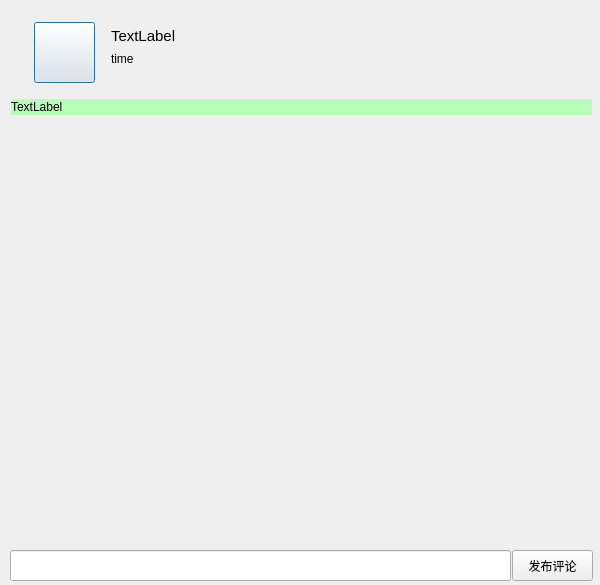
dreamxian4/wolfhuman, file werewolf/commentdialog.ui: the form before one commit.
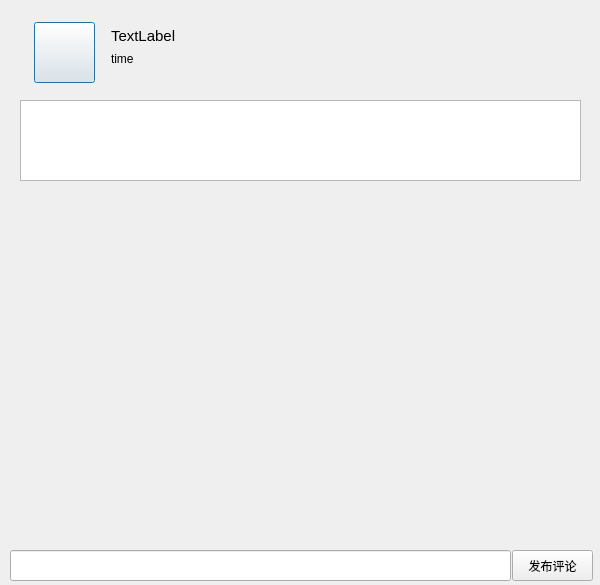
The form after the commit.

```diff
--- a/werewolf/commentdialog.ui
+++ b/werewolf/commentdialog.ui
@@ -10,25 +10,21 @@
     <height>585</height>
    </rect>
   </property>
+  <property name="minimumSize">
+   <size>
+    <width>600</width>
+    <height>585</height>
+   </size>
+  </property>
+  <property name="maximumSize">
+   <size>
+    <width>600</width>
+    <height>585</height>
+   </size>
+  </property>
   <property name="windowTitle">
    <string>Dialog</string>
   </property>
-  <widget class="QLabel" name="lb_content">
-   <property name="geometry">
-    <rect>
-     <x>11</x>
-     <y>99</y>
-     <width>581</width>
-     <height>16</height>
-    </rect>
-   </property>
-   <property name="styleSheet">
-    <string notr="true">background-color: rgb(183, 255, 185);</string>
-   </property>
-   <property name="text">
-    <string>TextLabel</string>
-   </property>
-  </widget>
   <widget class="QWidget" name="widget_2" native="true">
    <property name="geometry">
     <rect>
@@ -94,9 +90,9 @@
    <property name="geometry">
     <rect>
      <x>11</x>
-     <y>121</y>
+     <y>191</y>
      <width>578</width>
-     <height>421</height>
+     <height>351</height>
     </rect>
    </property>
    <property name="frameShape">
@@ -111,7 +107,7 @@
       <x>0</x>
       <y>0</y>
       <width>578</width>
-      <height>421</height>
+      <height>351</height>
      </rect>
     </property>
     <layout class="QVBoxLayout" name="verticalLayout_3">
@@ -176,6 +172,23 @@
     <string>发布评论</string>
    </property>
   </widget>
+  <widget class="QTextBrowser" name="lb_content">
+   <property name="geometry">
+    <rect>
+     <x>20</x>
+     <y>100</y>
+     <width>561</width>
+     <height>81</height>
+    </rect>
+   </property>
+   <property name="html">
+    <string>&lt;!DOCTYPE HTML PUBLIC &quot;-//W3C//DTD HTML 4.0//EN&quot; &quot;http://www.w3.org/TR/REC-html40/strict.dtd&quot;&gt;
+&lt;html&gt;&lt;head&gt;&lt;meta name=&quot;qrichtext&quot; content=&quot;1&quot; /&gt;&lt;style type=&quot;text/css&quot;&gt;
+p, li { white-space: pre-wrap; }
+&lt;/style&gt;&lt;/head&gt;&lt;body style=&quot; font-family:'SimSun'; font-size:9pt; font-weight:400; font-style:normal;&quot;&gt;
+&lt;p style=&quot;-qt-paragraph-type:empty; margin-top:0px; margin-bottom:0px; margin-left:0px; margin-right:0px; -qt-block-indent:0; text-indent:0px;&quot;&gt;&lt;br /&gt;&lt;/p&gt;&lt;/body&gt;&lt;/html&gt;</string>
+   </property>
+  </widget>
  </widget>
  <resources/>
  <connections/>
```
